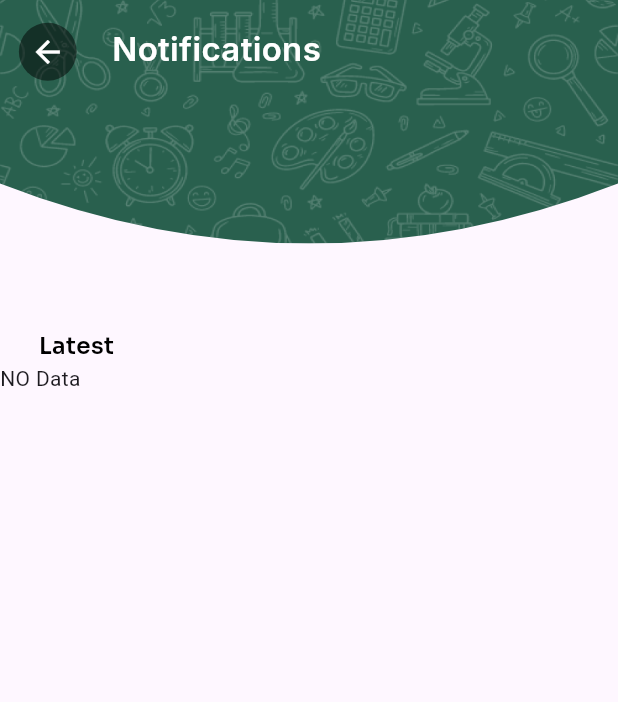
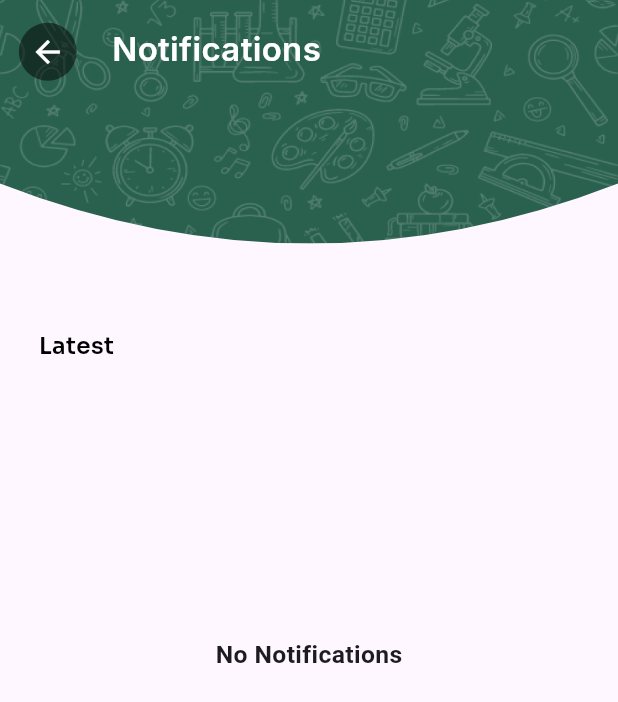
Before and after one commit to Shees-Ali1/CreekApp, a Flutter app: the NotificationScreen screen opened directly, on a phone screen of 412 x 824 dp. Shown: the top 702 px of the screen. Run offline on Flutter 3.47's test engine with Material 3 defaults, Android fonts, the phone set to English and light mode, and no system bars; our stand-ins replace another_xlider, cloud_firestore, curved_labeled_navigation_bar, firebase_auth, firebase_core, firebase_messaging and 13 more; missing offline and left inert: dart:ffi, mailer; accounts and stored records are empty; project files that could hold a hidden picture were left out.

Commit message:
updated notifications ......

```diff
--- a/lib/controller/home_controller.dart
+++ b/lib/controller/home_controller.dart
@@ -144,17 +144,19 @@ class HomeController extends GetxController{
     return str.replaceAll(RegExp(r'[\W_]+'), '').toLowerCase();
   }
   void applyFilters(String author) {
+
     filteredBooks.value = bookListing.where((book) {
       final matchesClass = book['bookClass'] == classOption.value;
       final priceRange = book['bookPrice'] <= priceSliderValue.value;
       final matchesCondition = selectedCondition.value == 1 ||
           (selectedCondition.value == 2 && book['bookCondition'] == 'New') ||
           (selectedCondition.value == 3 && book['bookCondition'] == 'Like New') ||
-          (selectedCondition.value == 4 && book['bookCondition'] == 'Old');
+          (selectedCondition.value == 4 && book['bookCondition'] == 'Used');
       // final matchesAuthor = book['bookAuthor'].toLowerCase().contains(author.toLowerCase());
       final matchesAuthor = normalize(book['bookAuthor']).contains(normalize(author));
       return matchesClass && (matchesCondition || selectedCondition.value == 1) && matchesAuthor && priceRange;
     }).toList();
+
   }
 
 
--- a/lib/controller/sign_up_controller.dart
+++ b/lib/controller/sign_up_controller.dart
@@ -1,4 +1,6 @@
+import 'dart:ffi';
 import 'dart:math';
+import 'package:creekapp/controller/home_controller.dart';
 import 'package:firebase_storage/firebase_storage.dart';
 
 import 'package:cloud_firestore/cloud_firestore.dart';
@@ -20,6 +22,7 @@ class SignUpController extends GetxController {
   final TextEditingController nameController = TextEditingController();
   final TextEditingController emailController = TextEditingController();
   final UserController userController =Get.put(UserController());
+  final HomeController homeController =Get.put(HomeController());
   RxBool isChecked = false.obs;
   RxBool isLoading = false.obs;
   Future<void> sendEmailMessage(
@@ -185,7 +188,7 @@ class SignUpController extends GetxController {
         'userName': nameController.text,
         'userPassword': passwordController.text,
         'userEmail': emailController.text,
-        'userSchool': "Harker",
+        'userSchool': homeController.classOption.value,
         'userImage':'',
 
       },SetOptions(merge: true));
--- a/lib/controller/user_controller.dart
+++ b/lib/controller/user_controller.dart
@@ -251,8 +251,8 @@ class UserController extends GetxController {
       }
     } catch (er) {
       print("User is deleted");
-      await FirebaseAuth.instance.signOut();
-      Get.offAll(LoginView());
+      // await FirebaseAuth.instance.signOut();
+      // Get.offAll(LoginView());
     }
   }
 
--- a/lib/view/home_screen/components/books_filter_sheet.dart
+++ b/lib/view/home_screen/components/books_filter_sheet.dart
@@ -61,6 +61,7 @@ class BooksFilterBottomSheet extends StatelessWidget {
                   homeController.classOption.value = 'Class 10';
                   homeController.filteredBooks.value = homeController.bookListing;
                   homeController.update();
+                  Get.back();
                 },
                 child: Container(
                   width: 68.w,
@@ -276,6 +277,8 @@ class BooksFilterBottomSheet extends StatelessWidget {
             onTap: () {
               print("HI");
               homeController.applyFilters(authorController.text);
+              Get.back();
+
               print(homeController.filteredBooks);
             },
             child: Center(
--- a/lib/view/notification/notification_screen.dart
+++ b/lib/view/notification/notification_screen.dart
@@ -22,7 +22,7 @@ class NotificationScreen extends StatefulWidget {
 }
 
 class _NotificationScreenState extends State<NotificationScreen> {
-  final NotificationController notificationController =Get.find();
+  final NotificationController notificationController = Get.find();
   @override
   Widget build(BuildContext context) {
     return Scaffold(
@@ -84,7 +84,19 @@ class _NotificationScreenState extends State<NotificationScreen> {
             } else if (snapshot.hasError) {
               return Text("Snapshot Error");
             } else if (snapshot.data!.docs.isEmpty) {
-              return Text("NO Data");
+              return Center(
+                  child: Column(
+                children: [
+                  SizedBox(
+                    height: 180.h,
+                  ),
+                  Text(
+                    "No Notifications",
+                    style:
+                        TextStyle(fontSize: 15.sp, fontWeight: FontWeight.w600),
+                  ),
+                ],
+              ));
             } else {
               dynamic notification = snapshot.data!.docs;
               return ListView.builder(
@@ -92,7 +104,8 @@ class _NotificationScreenState extends State<NotificationScreen> {
                   itemCount: notification.length,
                   shrinkWrap: true,
                   itemBuilder: (context, index) {
-                 String time =   notificationController.formatNotificationTime(notification[index]['time']);
+                    String time = notificationController
+                        .formatNotificationTime(notification[index]['time']);
                     return ListTile(
                       contentPadding: EdgeInsets.only(left: 23.5, right: 24.w),
                       horizontalTitleGap: 8,
--- a/pubspec.yaml
+++ b/pubspec.yaml
@@ -61,6 +61,8 @@ dependencies:
   app_settings:
   http:
   timeago:
+  cached_network_image:
+
 
 
 dev_dependencies:
```
Also changed, not shown: lib/controller/login_auth_controller.dart (+20 -4 lines), pubspec.lock, 1 other file.
